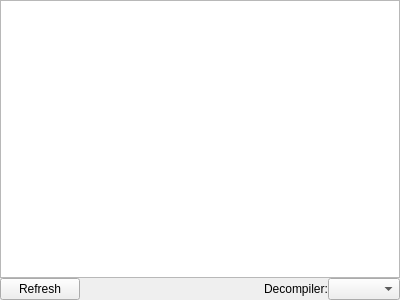
First picture: the form in src/widgets/DecompilerWidget.ui, repository dean0417/cutter, before the edit.
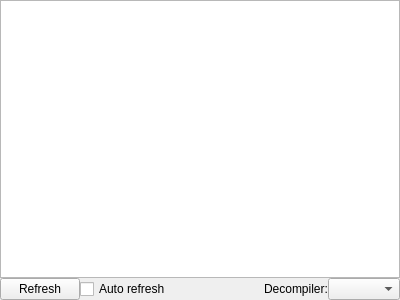
Second picture: the form after the edit.

Commit message: initiating refreshDeferrer

```diff
--- a/src/widgets/DecompilerWidget.ui
+++ b/src/widgets/DecompilerWidget.ui
@@ -49,6 +49,13 @@
         </property>
        </widget>
       </item>
+      <item>
+       <widget class="QCheckBox" name="checkBox">
+        <property name="text">
+         <string>Auto refresh</string>
+        </property>
+       </widget>
+      </item>
       <item>
        <spacer name="horizontalSpacer">
         <property name="orientation">
```
Left out of the diff: 2 changed lines with no effect on the pictures. The commit also changes 2 other files.
